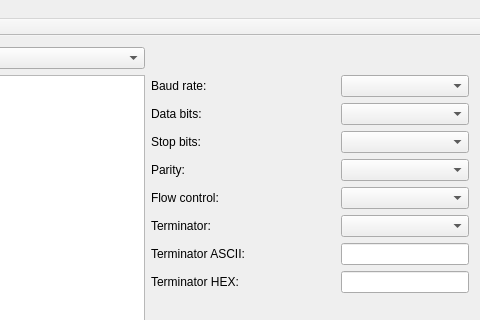
Ravirael/SerialPort, file mainwindow.ui: the form before one commit; both pictures show x 185 to 665 and y 0 to 320 of the 665 by 526 pixel window.
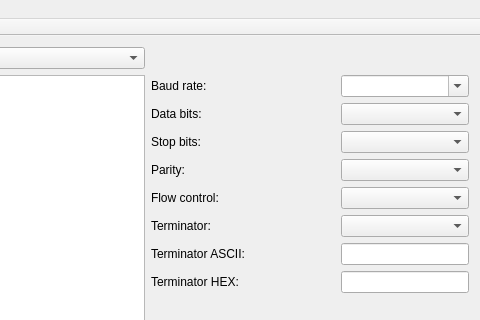
The form after the commit. Custom widgets are drawn as their Qt base class.

The edit to the form file:
```diff
--- a/mainwindow.ui
+++ b/mainwindow.ui
@@ -85,7 +85,11 @@
          </widget>
         </item>
         <item row="0" column="1">
-         <widget class="MappedComboBox&lt;QSerialPort::BaudRate&gt;" name="baudRateCB"/>
+         <widget class="MappedComboBox&lt;QSerialPort::BaudRate&gt;" name="baudRateCB">
+          <property name="editable">
+           <bool>true</bool>
+          </property>
+         </widget>
         </item>
         <item row="1" column="0">
          <widget class="QLabel" name="label_2">
```
Left out of the diff: 4 changed lines with no effect on the pictures.
